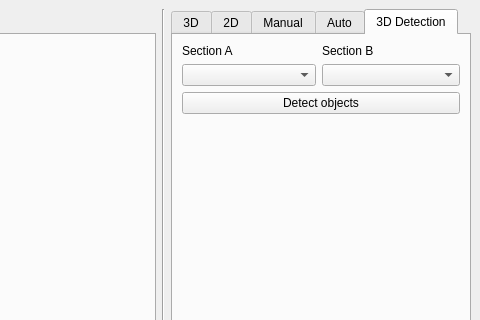
Old version of the form ui/main_window.ui in the repository bj0rkedal/agilus_master_project; both pictures show x 483 to 963 and y 0 to 320 of the 963 by 700 pixel window.
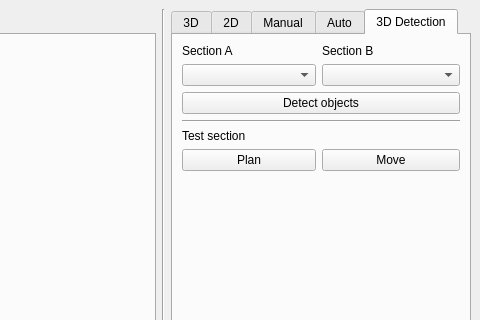
New version of the form. The open tabs and pages were chosen to show the change. Icons and pictures are not drawn.

```diff
--- a/ui/main_window.ui
+++ b/ui/main_window.ui
@@ -739,6 +739,46 @@
           </property>
          </widget>
         </item>
+        <item row="3" column="0" colspan="2">
+         <widget class="Line" name="line_4">
+          <property name="minimumSize">
+           <size>
+            <width>50</width>
+            <height>0</height>
+           </size>
+          </property>
+          <property name="orientation">
+           <enum>Qt::Horizontal</enum>
+          </property>
+         </widget>
+        </item>
+        <item row="4" column="0">
+         <widget class="QLabel" name="label_11">
+          <property name="text">
+           <string>Test section</string>
+          </property>
+         </widget>
+        </item>
+        <item row="5" column="0">
+         <widget class="QPushButton" name="testPlanButton">
+          <property name="minimumSize">
+           <size>
+            <width>134</width>
+            <height>0</height>
+           </size>
+          </property>
+          <property name="text">
+           <string>Plan</string>
+          </property>
+         </widget>
+        </item>
+        <item row="5" column="1">
+         <widget class="QPushButton" name="testMoveButton">
+          <property name="text">
+           <string>Move</string>
+          </property>
+         </widget>
+        </item>
        </layout>
       </widget>
      </widget>
```
Left out of the diff: 26 changed lines with no effect on the pictures.
